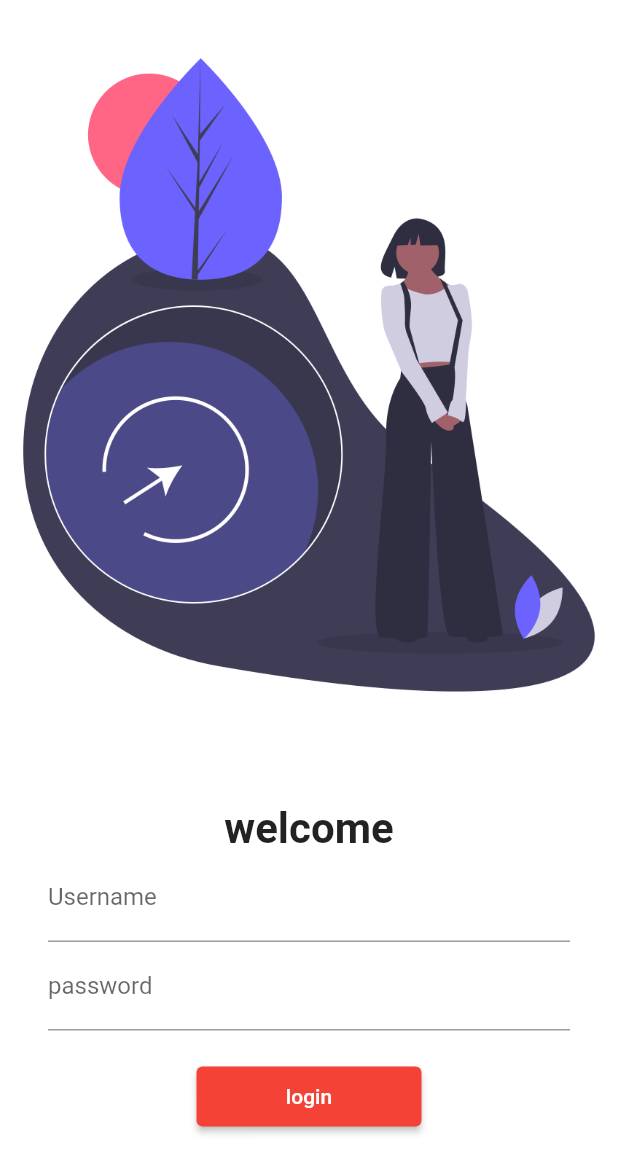
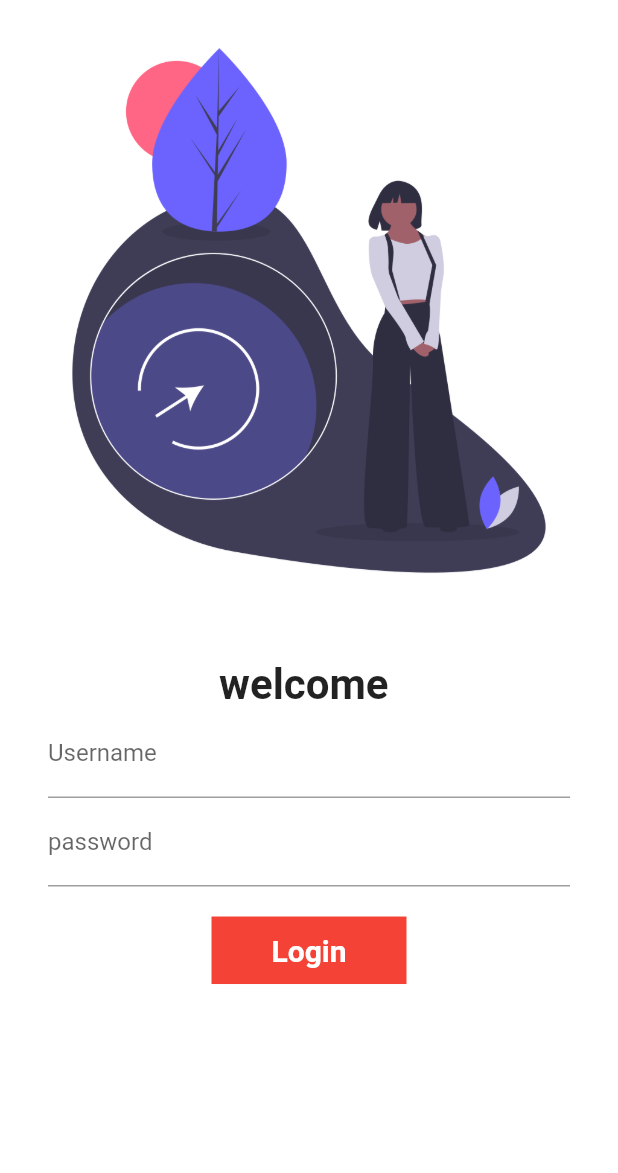
Before and after one commit to jvish2030/30DaysOfFlutter, a Flutter app: the screen it shows after launch, on a phone screen of 412 x 824 dp. Shown: the top 1173 px of the screen. Run offline on Flutter 3.47's test engine with Material 2 defaults, Android fonts, the phone set to English and light mode, and no system bars; our stand-ins replace google_fonts.

Commit message:
day6 completed

```diff
--- a/project1/lib/Pages/home_page.dart
+++ b/project1/lib/Pages/home_page.dart
@@ -13,7 +13,8 @@ class HomePage extends StatelessWidget {
         ),
         body: Center(
           child: Container(
-            child: Text("Welcome jatinVishwakarma to $days of course!!"),
+            alignment: Alignment.center,
+            child: Text("Welcome jatinVishwakarma to $days days of course!!"),
           ),
         ),
         drawer: Drawer(),
--- a/project1/lib/Pages/login_page.dart
+++ b/project1/lib/Pages/login_page.dart
@@ -1,9 +1,16 @@
 import 'package:flutter/material.dart';
 import 'package:project1/Utils/MyRoutes.dart';
 
-class LoginPage extends StatelessWidget {
+class LoginPage extends StatefulWidget {
   const LoginPage({Key? key}) : super(key: key);
 
+  @override
+  _LoginPageState createState() => _LoginPageState();
+}
+
+class _LoginPageState extends State<LoginPage> {
+  String name = "";
+  bool onChange = false;
   @override
   Widget build(BuildContext context) {
     return Material(
@@ -13,21 +20,24 @@ class LoginPage extends StatelessWidget {
             children: [
               Image.asset(
                 'assets/images/enter.png',
-                fit: BoxFit.cover,
-                height: 500,
+                fit: BoxFit.contain,
               ),
-              SizedBox(height: 20.0),
+              SizedBox(height: 10.0),
               Padding(
                 padding: const EdgeInsets.symmetric(
                     vertical: 16.0, horizontal: 32.0),
                 child: Column(
                   children: [
-                    Text("welcome",
+                    Text("welcome $name",
                         style: TextStyle(
                             fontSize: 28, fontWeight: FontWeight.bold)),
                     TextFormField(
                       decoration: InputDecoration(
                           hintText: "Enter username", labelText: "Username"),
+                      onChanged: (value) {
+                        name = value;
+                        setState(() {});
+                      },
                     ),
                     TextFormField(
                       obscureText: true,
@@ -37,13 +47,45 @@ class LoginPage extends StatelessWidget {
                     SizedBox(
                       height: 20.0,
                     ),
-                    ElevatedButton(
-                      onPressed: () {
-                        Navigator.pushNamed(context, MyRoutes.homeRoute);
-                      },
-                      child: Text("login"),
-                      style: TextButton.styleFrom(minimumSize: Size(150, 40)),
-                    )
+                    InkWell(
+                        onTap: () async {
+                          setState(() {
+                            onChange = true;
+                          });
+                          await Future.delayed(Duration(seconds: 1));
+                          Navigator.pushNamed(context, MyRoutes.homeRoute);
+                        },
+                        child: AnimatedContainer(
+                          duration: Duration(seconds: 1),
+                          height: 45,
+                          width: onChange ? 50 : 130,
+                          alignment: Alignment.center,
+                          child: onChange
+                              ? Icon(
+                                  Icons.done,
+                                  color: Colors.white,
+                                )
+                              : Text(
+                                  "Login",
+                                  style: TextStyle(
+                                      color: Colors.white,
+                                      fontWeight: FontWeight.bold,
+                                      fontSize: 20),
+                                ),
+                          decoration: BoxDecoration(
+                            shape:
+                                onChange ? BoxShape.circle : BoxShape.rectangle,
+                            color: Colors.red,
+                            // borderRadius: BorderRadius.circular(8)),
+                          ),
+                        )
+                        // ElevatedButton(
+                        //   onPressed: () {
+                        //     Navigator.pushNamed(context, MyRoutes.homeRoute);
+                        //   },
+                        //   child: Text("login"),
+                        //   style: TextButton.styleFrom(minimumSize: Size(150, 40)),
+                        )
                   ],
                 ),
               )
```
